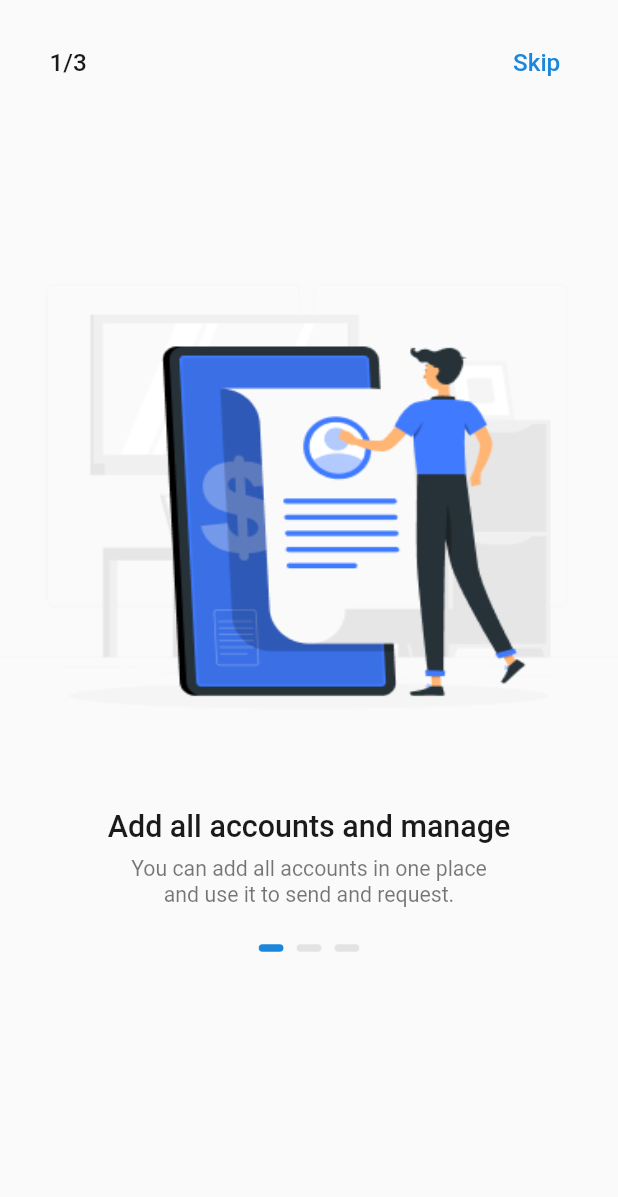
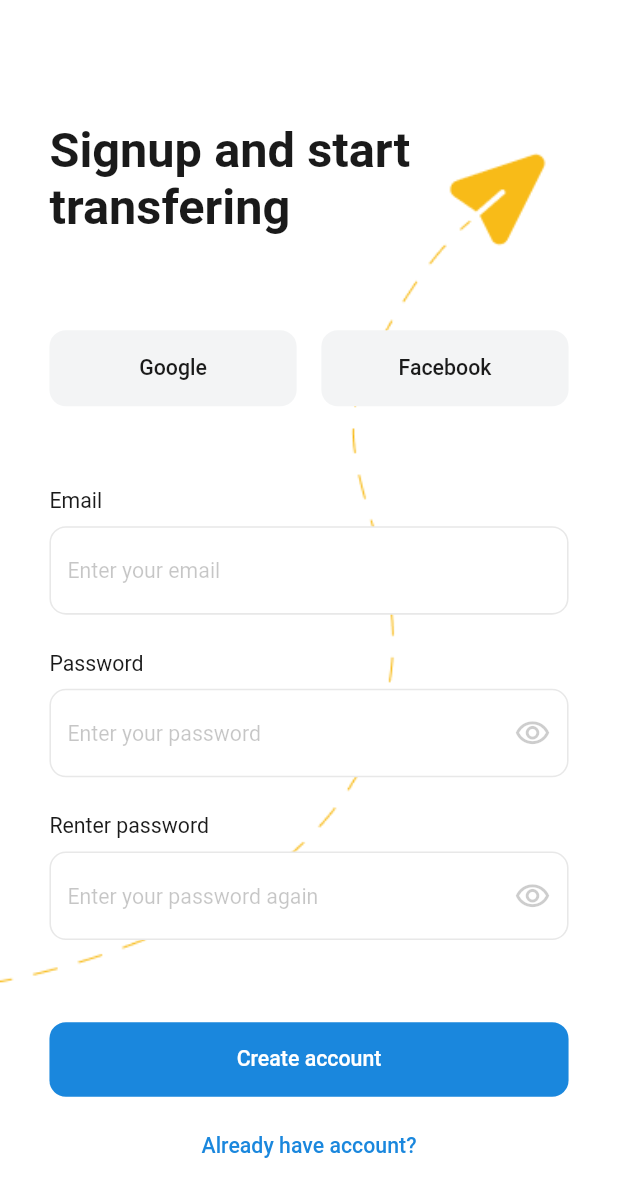
Before and after one commit to 0xayman/Pay-Now-E-Wallet-App, a Flutter app: the screen it shows after launch, on a phone screen of 412 x 824 dp. Shown: the top 1197 px of the screen. Run offline on Flutter 3.47's test engine with Material 2 defaults, Android fonts, the phone set to English and light mode, and no system bars; our stand-ins replace flutter_screenutil; Roboto replaces fonts that are missing (SF-Pro-Rounded).

Commit message:
feat: add auth screens

```diff
--- a/lib/main.dart
+++ b/lib/main.dart
@@ -1,7 +1,6 @@
 import 'package:flutter/material.dart';
 import 'package:flutter_screenutil/flutter_screenutil.dart';
-import 'package:pay_now/screens/on_boarding_screen.dart';
-import 'package:pay_now/screens/splash_screen.dart';
+import 'package:pay_now/screens/signup_screen.dart';
 
 void main() {
   runApp(const MyApp());
@@ -34,7 +33,7 @@
           )),
           fontFamily: 'SF-Pro-Rounded',
         ),
-        home: const OnBoardingScreen(),
+        home: const SignupScreen(),
       ),
     );
   }
--- /dev/null
+++ b/lib/screens/signup_screen.dart
@@ -0,0 +1,185 @@
+import 'package:flutter/material.dart';
+import 'package:flutter_screenutil/flutter_screenutil.dart';
+import 'package:pay_now/widgets/primary_button.dart';
+import 'package:pay_now/widgets/vertical_spacer.dart';
+
+class SignupScreen extends StatelessWidget {
+  const SignupScreen({Key? key}) : super(key: key);
+
+  @override
+  Widget build(BuildContext context) {
+    return Scaffold(
+      body: Container(
+        height: 812.h,
+        width: 375.w,
+        decoration: const BoxDecoration(
+          image: DecorationImage(
+            image: AssetImage("assets/images/Background.png"),
+            fit: BoxFit.cover,
+          ),
+        ),
+        child: Padding(
+          padding: EdgeInsets.symmetric(
+            horizontal: 30.w,
+          ),
+          child: Column(
+            crossAxisAlignment: CrossAxisAlignment.start,
+            children: [
+              const VerticalSpacer(height: 80),
+              Text(
+                "Signup and start transfering",
+                style: TextStyle(
+                  fontSize: 32.sp,
+                  fontWeight: FontWeight.w700,
+                ),
+              ),
+              const VerticalSpacer(height: 62),
+              Row(
+                mainAxisAlignment: MainAxisAlignment.spaceBetween,
+                children: [
+                  Container(
+                    width: 150.w,
+                    height: 50.h,
+                    decoration: BoxDecoration(
+                      color: const Color(0xFFF3F4F5),
+                      borderRadius: BorderRadius.circular(10.w),
+                    ),
+                    child: Center(
+                      child: Text(
+                        "Google",
+                        style: TextStyle(
+                          fontSize: 14.sp,
+                          fontWeight: FontWeight.w500,
+                        ),
+                      ),
+                    ),
+                  ),
+                  Container(
+                    width: 150.w,
+                    height: 50.h,
+                    decoration: BoxDecoration(
+                      color: const Color(0xFFF3F4F5),
+                      borderRadius: BorderRadius.circular(10.w),
+                    ),
+                    child: Center(
+                      child: Text(
+                        "Facebook",
+                        style: TextStyle(
+                          fontSize: 14.sp,
+                          fontWeight: FontWeight.w500,
+                        ),
+                      ),
+                    ),
+                  )
+                ],
+              ),
+              const VerticalSpacer(height: 54),
+              Text(
+                "Email",
+                style: TextStyle(
+                  fontSize: 14.sp,
+                ),
+              ),
+              const VerticalSpacer(height: 8),
+              TextField(
+                decoration: InputDecoration(
+                  hintText: "Enter your email",
+                  hintStyle: TextStyle(
+                    fontSize: 14.sp,
+                    color: const Color(0xFF1A1A1A).withOpacity(0.2494),
+                  ),
+                  filled: true,
+                  fillColor: Colors.white,
+                  enabledBorder: OutlineInputBorder(
+                    borderRadius: BorderRadius.circular(10.w),
+                    borderSide: BorderSide(
+                      color: const Color(0xFF1A1A1A).withOpacity(0.1),
+                      width: 1.sp,
+                    ),
+                  ),
+                ),
+              ),
+              const VerticalSpacer(height: 24),
+              Text(
+                "Password",
+                style: TextStyle(
+                  fontSize: 14.sp,
+                ),
+              ),
+              const VerticalSpacer(height: 8),
+              TextField(
+                decoration: InputDecoration(
+                  hintText: "Enter your password",
+                  hintStyle: TextStyle(
+                    fontSize: 14.sp,
+                    color: const Color(0xFF1A1A1A).withOpacity(0.2494),
+                  ),
+                  filled: true,
+                  fillColor: Colors.white,
+                  suffixIcon: Icon(
+                    Icons.remove_red_eye_outlined,
+                    size: 24.sp,
+                    color: Colors.black.withOpacity(0.1953),
+                  ),
+                  enabledBorder: OutlineInputBorder(
+                    borderRadius: BorderRadius.circular(10.w),
+                    borderSide: BorderSide(
+                      color: const Color(0xFF1A1A1A).withOpacity(0.1),
+                      width: 1.sp,
+                    ),
+                  ),
+                ),
+              ),
+              const VerticalSpacer(height: 24),
+              Text(
+                "Renter password",
+                style: TextStyle(
+                  fontSize: 14.sp,
+                ),
+              ),
+              const VerticalSpacer(height: 8),
+              TextField(
+                decoration: InputDecoration(
+                  hintText: "Enter your password again",
+                  hintStyle: TextStyle(
+                    fontSize: 14.sp,
+                    color: const Color(0xFF1A1A1A).withOpacity(0.2494),
+                  ),
+                  filled: true,
+                  fillColor: Colors.white,
+                  suffixIcon: Icon(
+                    Icons.remove_red_eye_outlined,
+                    size: 24.sp,
+                    color: Colors.black.withOpacity(0.1953),
+                  ),
+                  enabledBorder: OutlineInputBorder(
+                    borderRadius: BorderRadius.circular(10.w),
+                    borderSide: BorderSide(
+                      color: const Color(0xFF1A1A1A).withOpacity(0.1),
+                      width: 1.sp,
+                    ),
+                  ),
+                ),
+              ),
+              const VerticalSpacer(height: 54),
+              const PrimaryButton(text: "Create account"),
+              const VerticalSpacer(height: 24),
+              SizedBox(
+                width: 375.w,
+                child: Text(
+                  "Already have account?",
+                  style: TextStyle(
+                    color: Theme.of(context).colorScheme.primary,
+                    fontSize: 14.sp,
+                    fontWeight: FontWeight.w500,
+                  ),
+                  textAlign: TextAlign.center,
+                ),
+              ),
+            ],
+          ),
+        ),
+      ),
+    );
+  }
+}
--- /dev/null
+++ b/lib/widgets/primary_button.dart
@@ -0,0 +1,32 @@
+import 'package:flutter/material.dart';
+import 'package:flutter_screenutil/flutter_screenutil.dart';
+
+class PrimaryButton extends StatelessWidget {
+  const PrimaryButton({Key? key, required this.text}) : super(key: key);
+
+  final String text;
+
+  @override
+  Widget build(BuildContext context) {
+    return InkWell(
+      onTap: () {},
+      child: Container(
+        height: 49.h,
+        decoration: BoxDecoration(
+          color: Theme.of(context).colorScheme.primary,
+          borderRadius: BorderRadius.circular(10.w),
+        ),
+        child: Center(
+          child: Text(
+            text,
+            style: TextStyle(
+              fontSize: 14.sp,
+              fontWeight: FontWeight.w500,
+              color: Colors.white,
+            ),
+          ),
+        ),
+      ),
+    );
+  }
+}
```
Also changed, not shown: lib/screens/login_screen.dart (added, +166 -0 lines), lib/screens/login_signup_screen.dart (added, +113 -0 lines), lib/screens/on_boarding_screen.dart (+4 -22 lines), assets/images/HLogo.png (added).
